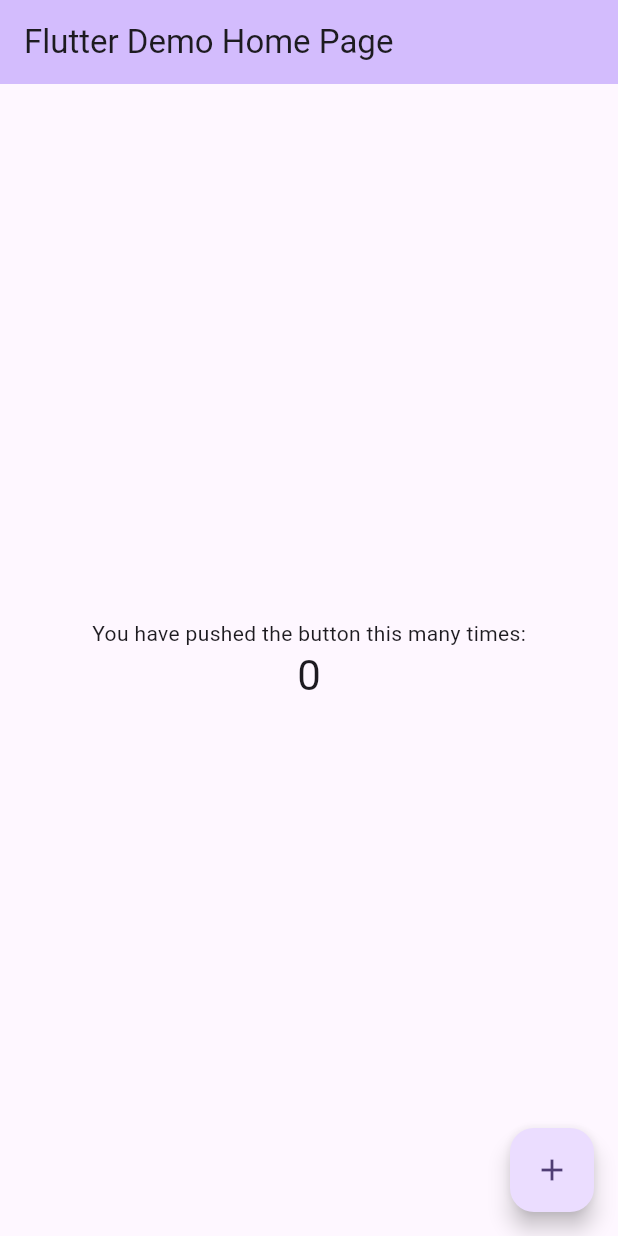
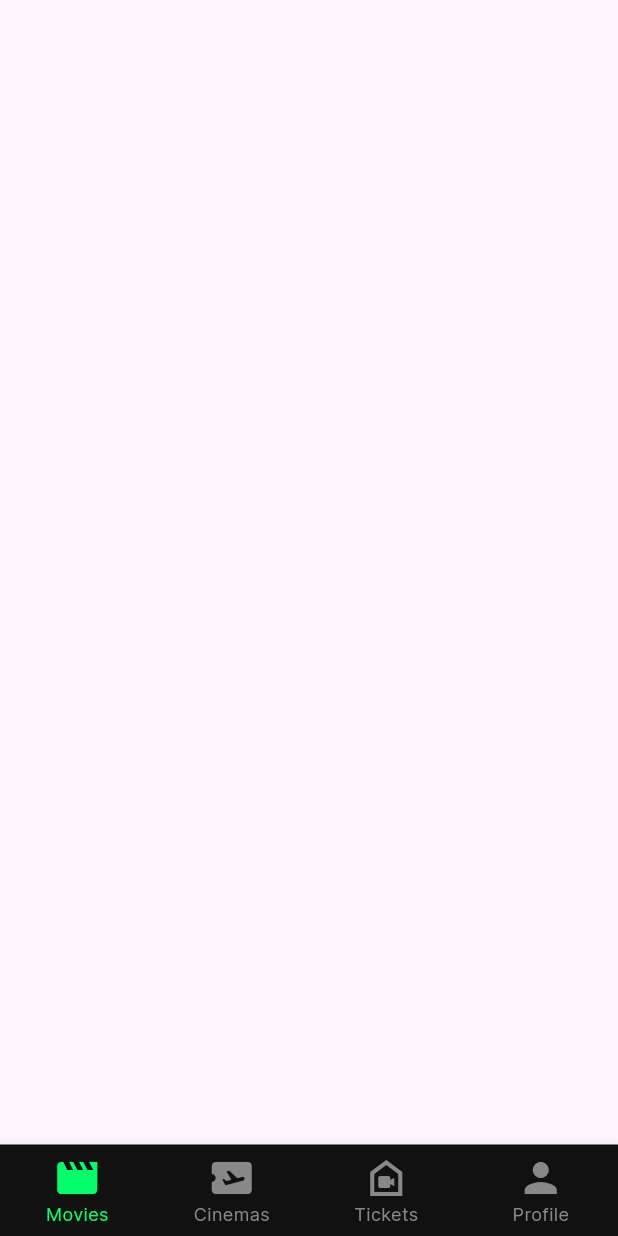
Before and after one commit to zawwinmky/movie_booking, a Flutter app: the screen it shows after launch, on a phone screen of 412 x 824 dp. Run offline on Flutter 3.47's test engine with Material 3 defaults, Android fonts, the phone set to English and light mode, and no system bars.

Commit message:
first one

```diff
--- a/lib/main.dart
+++ b/lib/main.dart
@@ -1,125 +1,22 @@
 import 'package:flutter/material.dart';
+import 'package:movie_booking/pages/main_page.dart';
+import 'package:movie_booking/utils/fonts.dart';
 
 void main() {
-  runApp(const MyApp());
+  runApp(const MovieBooking());
 }
 
-class MyApp extends StatelessWidget {
-  const MyApp({super.key});
 
-  // This widget is the root of your application.
+class MovieBooking extends StatelessWidget {
+  const MovieBooking({super.key});
+
   @override
   Widget build(BuildContext context) {
     return MaterialApp(
-      title: 'Flutter Demo',
       theme: ThemeData(
-        // This is the theme of your application.
-        //
-        // TRY THIS: Try running your application with "flutter run". You'll see
-        // the application has a purple toolbar. Then, without quitting the app,
-        // try changing the seedColor in the colorScheme below to Colors.green
-        // and then invoke "hot reload" (save your changes or press the "hot
-        // reload" button in a Flutter-supported IDE, or press "r" if you used
-        // the command line to start the app).
-        //
-        // Notice that the counter didn't reset back to zero; the application
-        // state is not lost during the reload. To reset the state, use hot
-        // restart instead.
-        //
-        // This works for code too, not just values: Most code changes can be
-        // tested with just a hot reload.
-        colorScheme: ColorScheme.fromSeed(seedColor: Colors.deepPurple),
-        useMaterial3: true,
+        fontFamily: kInter,
       ),
-      home: const MyHomePage(title: 'Flutter Demo Home Page'),
+      home: const MainPage(),
     );
   }
 }
-
-class MyHomePage extends StatefulWidget {
-  const MyHomePage({super.key, required this.title});
-
-  // This widget is the home page of your application. It is stateful, meaning
-  // that it has a State object (defined below) that contains fields that affect
-  // how it looks.
-
-  // This class is the configuration for the state. It holds the values (in this
-  // case the title) provided by the parent (in this case the App widget) and
-  // used by the build method of the State. Fields in a Widget subclass are
-  // always marked "final".
-
-  final String title;
-
-  @override
-  State<MyHomePage> createState() => _MyHomePageState();
-}
-
-class _MyHomePageState extends State<MyHomePage> {
-  int _counter = 0;
-
-  void _incrementCounter() {
-    setState(() {
-      // This call to setState tells the Flutter framework that something has
-      // changed in this State, which causes it to rerun the build method below
-      // so that the display can reflect the updated values. If we changed
-      // _counter without calling setState(), then the build method would not be
-      // called again, and so nothing would appear to happen.
-      _counter++;
-    });
-  }
-
-  @override
-  Widget build(BuildContext context) {
-    // This method is rerun every time setState is called, for instance as done
-    // by the _incrementCounter method above.
-    //
-    // The Flutter framework has been optimized to make rerunning build methods
-    // fast, so that you can just rebuild anything that needs updating rather
-    // than having to individually change instances of widgets.
-    return Scaffold(
-      appBar: AppBar(
-        // TRY THIS: Try changing the color here to a specific color (to
-        // Colors.amber, perhaps?) and trigger a hot reload to see the AppBar
-        // change color while the other colors stay the same.
-        backgroundColor: Theme.of(context).colorScheme.inversePrimary,
-        // Here we take the value from the MyHomePage object that was created by
-        // the App.build method, and use it to set our appbar title.
-        title: Text(widget.title),
-      ),
-      body: Center(
-        // Center is a layout widget. It takes a single child and positions it
-        // in the middle of the parent.
-        child: Column(
-          // Column is also a layout widget. It takes a list of children and
-          // arranges them vertically. By default, it sizes itself to fit its
-          // children horizontally, and tries to be as tall as its parent.
-          //
-          // Column has various properties to control how it sizes itself and
-          // how it positions its children. Here we use mainAxisAlignment to
-          // center the children vertically; the main axis here is the vertical
-          // axis because Columns are vertical (the cross axis would be
-          // horizontal).
-          //
-          // TRY THIS: Invoke "debug painting" (choose the "Toggle Debug Paint"
-          // action in the IDE, or press "p" in the console), to see the
-          // wireframe for each widget.
-          mainAxisAlignment: MainAxisAlignment.center,
-          children: <Widget>[
-            const Text(
-              'You have pushed the button this many times:',
-            ),
-            Text(
-              '$_counter',
-              style: Theme.of(context).textTheme.headlineMedium,
-            ),
-          ],
-        ),
-      ),
-      floatingActionButton: FloatingActionButton(
-        onPressed: _incrementCounter,
-        tooltip: 'Increment',
-        child: const Icon(Icons.add),
-      ), // This trailing comma makes auto-formatting nicer for build methods.
-    );
-  }
-}
--- /dev/null
+++ b/lib/pages/main_page.dart
@@ -0,0 +1,48 @@
+import 'package:flutter/material.dart';
+import 'package:movie_booking/utils/colors.dart';
+import 'package:movie_booking/utils/dimensions.dart';
+import 'package:movie_booking/utils/strings.dart';
+
+class MainPage extends StatefulWidget {
+  const MainPage({super.key});
+
+  @override
+  State<MainPage> createState() => _MainPageState();
+}
+
+class _MainPageState extends State<MainPage> {
+  int currentIndex=0;
+  List<Widget> homeScreenWidgets=[ ];
+
+  @override
+  Widget build(BuildContext context) {
+    return Scaffold(
+      bottomNavigationBar: BottomNavigationBar(
+        items:_getBottomNavigationBarItems(),
+        currentIndex: currentIndex,
+        selectedFontSize: kTextSmall,
+        unselectedFontSize: kTextSmall,
+        unselectedItemColor: kBottomUnselectedColor,
+        selectedItemColor: kPrimaryColor,
+        showUnselectedLabels: true,
+        backgroundColor: kBackgroundColor,
+        type: BottomNavigationBarType.fixed,
+        onTap: (selectedIndex){
+          setState(() {
+            currentIndex=selectedIndex;
+          });
+        },
+      ),
+    );
+  }
+
+  List<BottomNavigationBarItem> _getBottomNavigationBarItems(){
+    return [
+      const BottomNavigationBarItem(icon: Icon(Icons.movie,size: kMarginXLarge,),label: kMovieLabel),
+      const BottomNavigationBarItem(icon: Icon(Icons.airplane_ticket,size: kMarginXLarge,),label: kCinemasLabel),
+      const BottomNavigationBarItem(icon: Icon(Icons.camera_indoor_outlined,size: kMarginXLarge,),label: kTicketsLabel),
+      const BottomNavigationBarItem(icon: Icon(Icons.person,size: kMarginXLarge,),label: kProfileLabel),
+    ];
+  }
+
+}
--- /dev/null
+++ b/lib/utils/colors.dart
@@ -0,0 +1,5 @@
+import 'dart:ui';
+
+const kPrimaryColor=Color(0xFF00FF6A);
+const kBottomUnselectedColor=Color(0xFF888888);
+const kBackgroundColor=Color(0xFF111111);
--- /dev/null
+++ b/lib/utils/dimensions.dart
@@ -0,0 +1,3 @@
+const double kTextSmall=12;
+
+const double kMarginXLarge=32;
--- /dev/null
+++ b/lib/utils/fonts.dart
@@ -0,0 +1 @@
+const String kInter="Inter";
--- /dev/null
+++ b/lib/utils/images.dart
@@ -0,0 +1 @@
+const String kCinemas="assets/images/";
--- /dev/null
+++ b/lib/utils/strings.dart
@@ -0,0 +1,4 @@
+const String kCinemasLabel="Cinemas";
+const String kMovieLabel="Movies";
+const String kTicketsLabel="Tickets";
+const String kProfileLabel="Profile";
--- a/pubspec.yaml
+++ b/pubspec.yaml
@@ -88,3 +88,7 @@ flutter:
   #
   # For details regarding fonts from package dependencies,
   # see https://flutter.dev/custom-fonts/#from-packages
+  fonts:
+    - family: Inter
+      fonts:
+        - asset:  fonts/inter.ttf
```
Also changed, not shown: fonts/inter.ttf (added), lib/pages/home_page.dart (added).
